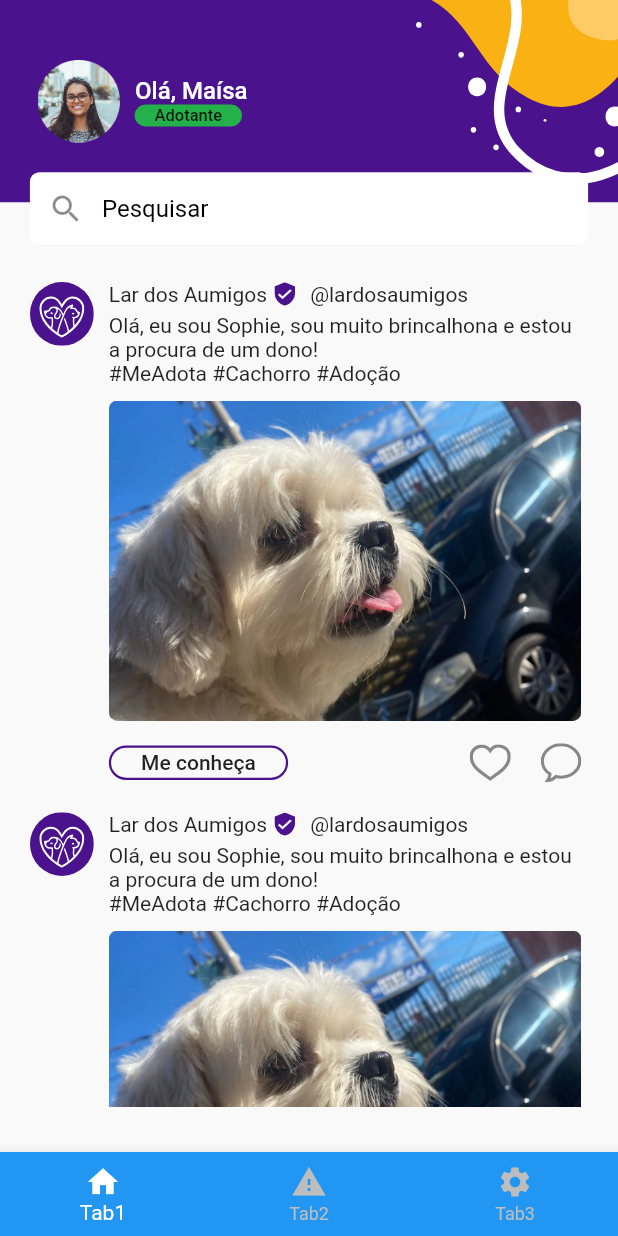
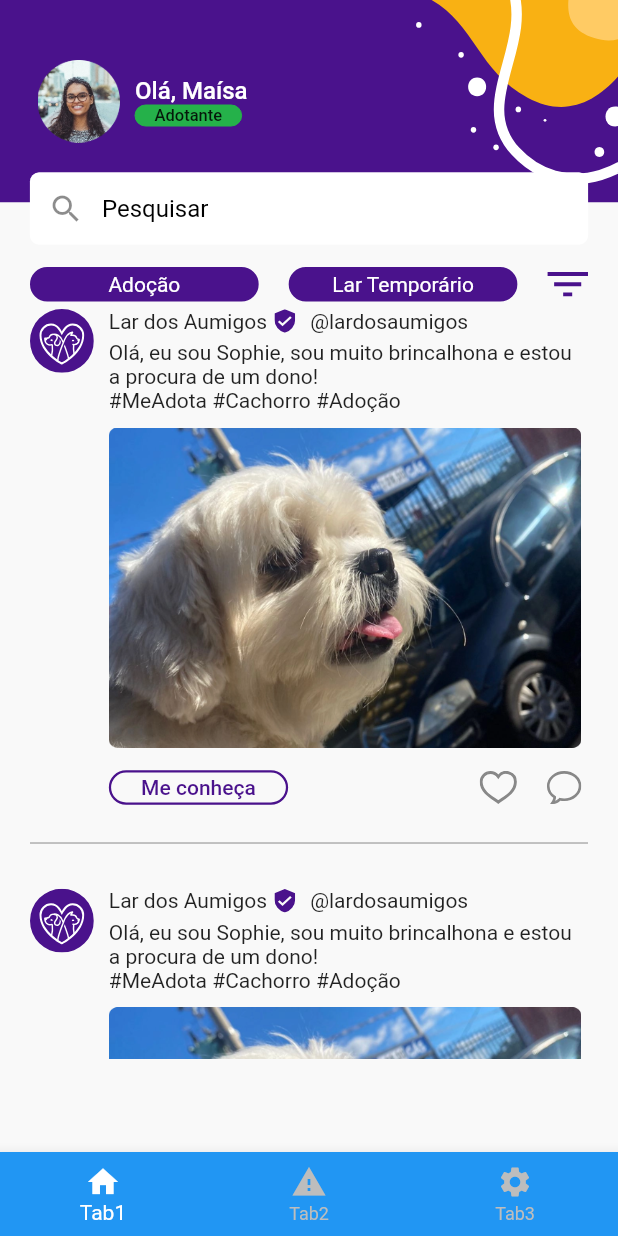
Before and after one commit to MarcalDev/PetBuddy, a Flutter app: the screen it shows after launch, on a phone screen of 412 x 824 dp. Run offline on Flutter 3.47's test engine with Material 2 defaults, Android fonts, the phone set to English and light mode, and no system bars; our stand-ins replace flutter_svg.

Commit message:
Alteração para home

```diff
--- a/lib/app/modules/home/pages/home_page.dart
+++ b/lib/app/modules/home/pages/home_page.dart
@@ -1,8 +1,11 @@
 import 'package:flutter/material.dart';
+import 'package:flutter_svg/svg.dart';
 import 'package:petbuddy/app/modules/home/widgets/home_background_widget.dart';
 import 'package:petbuddy/app/util/assets_aplicativo.dart';
 import 'package:petbuddy/app/util/widgets/text_field_widget.dart';
 
+import '../../../util/app_colors.dart';
+import '../../../util/widgets/text_widget.dart';
 import '../widgets/home_post_card.dart';
 
 class HomePage extends StatefulWidget {
@@ -31,17 +34,76 @@ class _HomePageState extends State<HomePage> {
             const SizedBox(
               height: 15,
             ),
+            Row(
+              mainAxisAlignment: MainAxisAlignment.spaceBetween,
+              children: [
+                Expanded(
+                  child: Container(
+                    alignment: Alignment.center,
+                    decoration: BoxDecoration(
+                        color: AppColors.corPadraoAplicativo,
+                        border: Border.all(color: AppColors.corPadraoAplicativo, width: 1.5),
+                        borderRadius: const BorderRadius.all(Radius.circular(15))),
+                    padding: const EdgeInsets.symmetric(vertical: 2),
+                    child: const TextWidget(
+                      text: 'Adoção',
+                      textColor: AppColors.corBranco,
+                    ),
+                  ),
+                ),
+                SizedBox(
+                  width: 20,
+                ),
+                Expanded(
+                  child: Container(
+                    alignment: Alignment.center,
+                    decoration: BoxDecoration(
+                        color: AppColors.corPadraoAplicativo,
+                        border: Border.all(color: AppColors.corPadraoAplicativo, width: 1.5),
+                        borderRadius: const BorderRadius.all(Radius.circular(15))),
+                    padding: const EdgeInsets.symmetric(vertical: 2),
+                    child: const TextWidget(
+                      text: 'Lar Temporário',
+                      textColor: AppColors.corBranco,
+                    ),
+                  ),
+                ),
+                SizedBox(
+                  width: 20,
+                ),
+                SvgPicture.asset(AssetsAplicativo.iconeFiltro)
+              ],
+            ),
             SizedBox(
-              height: 560,
+              height: 5,
+            ),
+            SizedBox(
+              height: 500,
               child: ListView.builder(
+                  physics: BouncingScrollPhysics(),
                   shrinkWrap: true,
                   itemCount: 3,
-                  itemBuilder: (context, index) => const HomePostCard(
-                        nomeUsuario: 'Lar dos Aumigos',
-                        usernameUsuario: '@lardosaumigos',
-                        descricao:
-                            'Olá, eu sou Sophie, sou muito brincalhona e estou a procura de um dono! \n#MeAdota #Cachorro #Adoção',
-                        imagem: AssetsAplicativo.fotoSophie,
+                  itemBuilder: (context, index) => Column(
+                        mainAxisSize: MainAxisSize.min,
+                        children: [
+                          const HomePostCard(
+                            nomeUsuario: 'Lar dos Aumigos',
+                            usernameUsuario: '@lardosaumigos',
+                            descricao:
+                                'Olá, eu sou Sophie, sou muito brincalhona e estou a procura de um dono! \n#MeAdota #Cachorro #Adoção',
+                            imagem: AssetsAplicativo.fotoSophie,
+                          ),
+                          const SizedBox(
+                            height: 15,
+                          ),
+                          Container(
+                            height: 1,
+                            color: AppColors.corCinza,
+                          ),
+                          const SizedBox(
+                            height: 30,
+                          )
+                        ],
                       )),
             )
           ],
--- a/lib/app/modules/home/widgets/home_post_card.dart
+++ b/lib/app/modules/home/widgets/home_post_card.dart
@@ -19,7 +19,7 @@ class HomePostCard extends StatelessWidget {
   @override
   Widget build(BuildContext context) {
     return Container(
-      padding: const EdgeInsets.symmetric(vertical: 10),
+      padding: const EdgeInsets.only(bottom: 10),
       color: Colors.transparent,
       child: Column(
         mainAxisSize: MainAxisSize.min,
@@ -28,7 +28,7 @@ class HomePostCard extends StatelessWidget {
             crossAxisAlignment: CrossAxisAlignment.start,
             children: [
               SvgPicture.asset(AssetsAplicativo.profileONG),
-              SizedBox(
+              const SizedBox(
                 width: 10,
               ),
               Column(
@@ -39,25 +39,25 @@ class HomePostCard extends StatelessWidget {
                     mainAxisAlignment: MainAxisAlignment.start,
                     children: [
                       TextWidget(text: nomeUsuario),
-                      SizedBox(
+                      const SizedBox(
                         width: 5,
                       ),
                       SvgPicture.asset(AssetsAplicativo.iconCheck),
-                      SizedBox(
+                      const SizedBox(
                         width: 10,
                       ),
                       TextWidget(text: usernameUsuario),
                     ],
                   ),
-                  SizedBox(
+                  const SizedBox(
                     height: 5,
                   ),
                   SizedBox(width: 315, child: TextWidget(text: descricao, maxLines: 5)),
-                  SizedBox(
+                  const SizedBox(
                     height: 10,
                   ),
                   SizedBox(width: 315, child: Image.asset(imagem)),
-                  SizedBox(
+                  const SizedBox(
                     height: 15,
                   ),
                   SizedBox(
@@ -69,17 +69,24 @@ class HomePostCard extends StatelessWidget {
                           decoration: BoxDecoration(
                               border: Border.all(color: AppColors.corPadraoAplicativo, width: 1.5),
                               borderRadius: BorderRadius.all(Radius.circular(15))),
-                          padding: EdgeInsets.symmetric(vertical: 2, horizontal: 20),
-                          child: TextWidget(
+                          padding: const EdgeInsets.symmetric(vertical: 2, horizontal: 20),
+                          child: const TextWidget(
                             text: 'Me conheça',
+                            textColor: AppColors.corPadraoAplicativo,
                             fontWeight: FontWeight.w500,
                           ),
                         ),
                         Row(
                           children: [
-                            SvgPicture.asset(AssetsAplicativo.iconLike),
-                            SizedBox(width: 20),
-                            SvgPicture.asset(AssetsAplicativo.iconMensagem),
+                            SvgPicture.asset(
+                              AssetsAplicativo.iconLike,
+                              height: 22,
+                            ),
+                            const SizedBox(width: 20),
+                            SvgPicture.asset(
+                              AssetsAplicativo.iconMensagem,
+                              height: 22,
+                            ),
                           ],
                         )
                       ],
--- a/lib/app/util/app_colors.dart
+++ b/lib/app/util/app_colors.dart
@@ -8,4 +8,5 @@ class AppColors {
   static const corPreto = Color(0xff000000);
   static const corPadraoAplicativo = Color(0xff4A128C);
   static const corVerdeSelecao = Color(0xff25B14A);
+  static const corCinza = Color(0xffAFAFAF);
 }
--- a/lib/app/util/assets_aplicativo.dart
+++ b/lib/app/util/assets_aplicativo.dart
@@ -16,4 +16,5 @@ class AssetsAplicativo {
   static const String iconMensagem = "$svgPath/Icon_mensagem.svg";
   static const String fotoUsuario = "$pngPath/Foto_Usuario.png";
   static const String headerLogin = "$svgPath/Header_login.svg";
+  static const String iconeFiltro = "$svgPath/Icon_Filtro.svg";
 }
```
Also changed, not shown: assets/svgs/Icon_Filtro.svg (added).
